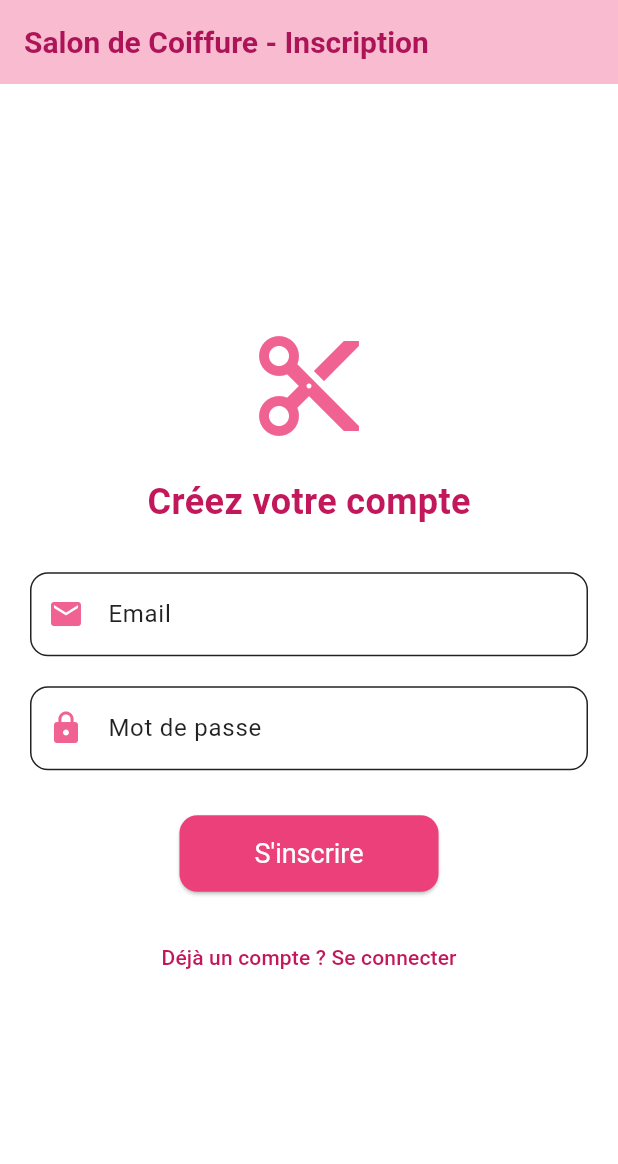
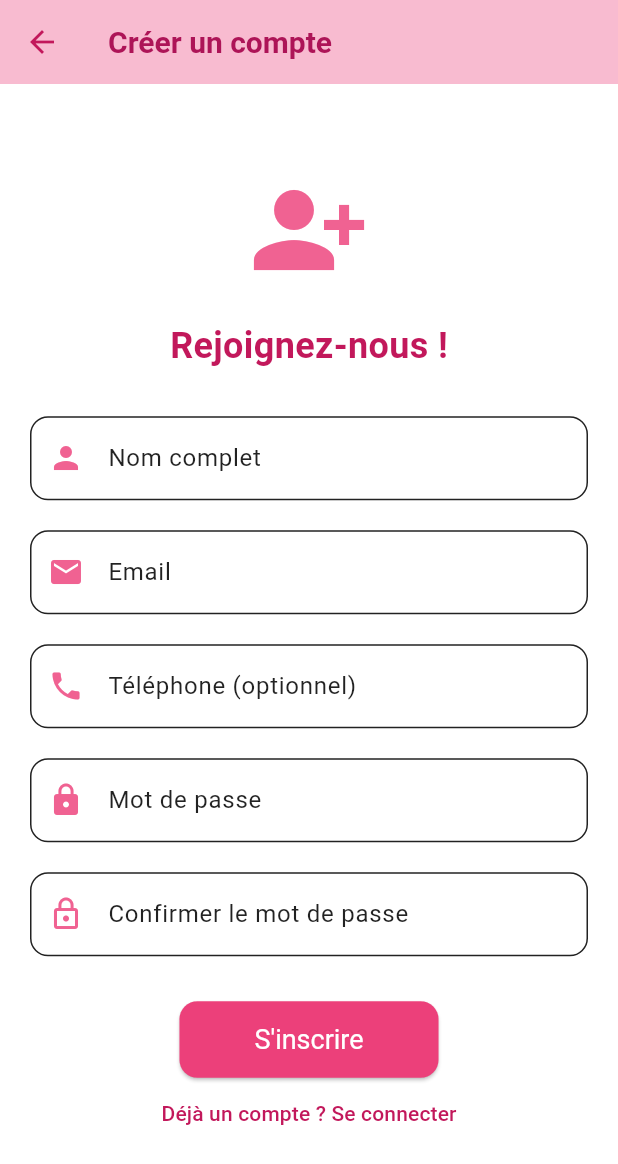
Before and after one commit to mckarot/applicationcoiffeur972, a Flutter app: the screen it shows after launch, after a tap on "Se connecter", after a tap on "Pas encore de compte ? S'inscrire", on a phone screen of 412 x 824 dp. Shown: the top 1164 px of the screen. Run offline on Flutter 3.47's test engine with Material 3 defaults, Android fonts, the phone set to English and light mode, and no system bars; our stand-ins replace supabase_flutter, table_calendar; accounts and stored records are empty.

Commit message:
first commit4

```diff
--- a/lib/auth_page.dart
+++ b/lib/auth_page.dart
@@ -1,6 +1,7 @@
 import 'package:flutter/material.dart';
 import 'package:supabase_flutter/supabase_flutter.dart';
 import 'package:soifapp/booking_page.dart'; // Importer la nouvelle page de réservation
+import 'package:soifapp/sign_up_page.dart'; // Importer la page d'inscription
 
 class AuthPage extends StatefulWidget {
   const AuthPage({super.key});
@@ -14,7 +15,6 @@ class _AuthPageState extends State<AuthPage> {
   final _emailController = TextEditingController();
   final _passwordController = TextEditingController();
   bool _isLoading = false;
-  bool _isLogin = true; // Pour basculer entre connexion et inscription
 
   final SupabaseClient _supabase = Supabase.instance.client;
 
@@ -34,48 +34,35 @@ class _AuthPageState extends State<AuthPage> {
     });
   }
 
-  Future<void> _performAuth() async {
+  Future<void> _performLogin() async {
     if (_formKey.currentState!.validate()) {
       setState(() {
         _isLoading = true;
       });
       try {
-        AuthResponse res;
-        if (_isLogin) {
-          res = await _supabase.auth.signInWithPassword(
-            email: _emailController.text.trim(),
-            password: _passwordController.text.trim(),
-          );
-        } else {
-          res = await _supabase.auth.signUp(
-            email: _emailController.text.trim(),
-            password: _passwordController.text.trim(),
-          );
-        }
+        final AuthResponse res = await _supabase.auth.signInWithPassword(
+          email: _emailController.text.trim(),
+          password: _passwordController.text.trim(),
+        );
 
+        // La navigation vers BookingPage est gérée par onAuthStateChange
+        // en cas de succès (res.user != null et session active).
+        // Si signInWithPassword réussit mais que l'utilisateur n'est pas confirmé,
+        // Supabase lèvera une AuthException qui sera attrapée ci-dessous.
         if (mounted) {
-          if (res.user != null) {
-            // La navigation est gérée par onAuthStateChange
-            if (!_isLogin && res.session == null) {
-              // Inscription réussie, mais e-mail de confirmation requis
-              ScaffoldMessenger.of(context).showSnackBar(
-                const SnackBar(
-                    content: Text(
-                        'Inscription réussie ! Veuillez vérifier vos e-mails pour confirmer votre compte.')),
-              );
-            }
-          } else if (res.session == null) {
+          if (res.user == null && res.session == null) {
+            // Ce cas est généralement couvert par AuthException pour les e-mails non confirmés ou les mauvais identifiants.
             ScaffoldMessenger.of(context).showSnackBar(
               const SnackBar(
-                  content:
-                      Text('Erreur ou e-mail de confirmation en attente.')),
+                  content: Text(
+                      'Échec de la connexion. Vérifiez vos identifiants ou confirmez votre e-mail.')),
             );
           }
         }
       } on AuthException catch (e) {
         if (mounted) {
           ScaffoldMessenger.of(context).showSnackBar(
-            SnackBar(content: Text('Erreur: ${e.message}')),
+            SnackBar(content: Text('Erreur de connexion: ${e.message}')),
           );
         }
       } catch (e) {
@@ -105,9 +92,7 @@ class _AuthPageState extends State<AuthPage> {
   Widget build(BuildContext context) {
     return Scaffold(
       appBar: AppBar(
-        title: Text(_isLogin
-            ? 'Salon de Coiffure - Connexion'
-            : 'Salon de Coiffure - Inscription'),
+        title: const Text('Salon de Coiffure - Connexion'),
         backgroundColor: Colors.pink[100], // Une couleur douce pour un salon
       ),
       body: Padding(
@@ -126,11 +111,11 @@ class _AuthPageState extends State<AuthPage> {
                   ),
                   const SizedBox(height: 20),
                   Text(
-                    _isLogin ? 'Connectez-vous' : 'Créez votre compte',
-                    style: TextStyle(
+                    'Connectez-vous',
+                    style: const TextStyle(
                       fontSize: 24,
                       fontWeight: FontWeight.bold,
-                      color: Colors.pink[700],
+                      color: Colors.pink,
                     ),
                   ),
                   const SizedBox(height: 30),
@@ -187,22 +172,20 @@ class _AuthPageState extends State<AuthPage> {
                               borderRadius: BorderRadius.circular(12.0),
                             ),
                           ),
-                          onPressed: _performAuth,
-                          child: Text(_isLogin ? 'Se connecter' : "S'inscrire",
-                              style: const TextStyle(color: Colors.white)),
+                          onPressed: _performLogin,
+                          child: const Text('Se connecter',
+                              style: TextStyle(color: Colors.white)),
                         ),
                   const SizedBox(height: 20),
                   TextButton(
                     onPressed: () {
-                      setState(() {
-                        _isLogin = !_isLogin;
-                        _formKey.currentState?.reset();
-                      });
+                      Navigator.of(context).push(
+                        MaterialPageRoute(
+                            builder: (context) => const SignUpPage()),
+                      );
                     },
                     child: Text(
-                      _isLogin
-                          ? "Pas encore de compte ? S'inscrire"
-                          : 'Déjà un compte ? Se connecter',
+                      "Pas encore de compte ? S'inscrire",
                       style: TextStyle(color: Colors.pink[700]),
                     ),
                   ),
--- a/lib/main.dart
+++ b/lib/main.dart
@@ -12,9 +12,9 @@ void main() async {
       .ensureInitialized(); // Nécessaire si vous initialisez des choses avant runApp
   await Supabase.initialize(
     url:
-        'https://lizuadhgalmnmidqaxwr.supabase.co', // Remplacez par votre URL Supabase
+        'https://dxmnthkrdtlgdepujtmh.supabase.co', // Remplacez par votre URL Supabase
     anonKey:
-        'eyJhbGciOiJIUzI1NiIsInR5cCI6IkpXVCJ9.eyJpc3MiOiJzdXBhYmFzZSIsInJlZiI6ImxpenVhZGhnYWxtbm1pZHFheHdyIiwicm9sZSI6ImFub24iLCJpYXQiOjE3NDk2NTEyMzEsImV4cCI6MjA2NTIyNzIzMX0._avWjPJ4Evpk9sZmBotLBDTpQKNw3JT058GJXOWyCmo', // Remplacez par votre clé Anon Supabase
+        'eyJhbGciOiJIUzI1NiIsInR5cCI6IkpXVCJ9.eyJpc3MiOiJzdXBhYmFzZSIsInJlZiI6ImR4bW50aGtyZHRsZ2RlcHVqdG1oIiwicm9sZSI6ImFub24iLCJpYXQiOjE3NDk3NDk1MzIsImV4cCI6MjA2NTMyNTUzMn0.g2H3BamnTq2mGDcTwzYtU0yYAKFccWfaqmZFBEcKARg', // Remplacez par votre clé Anon Supabase
   );
   await initializeDateFormatting(
       'fr_FR', null); // Initialise les données pour la locale française
--- /dev/null
+++ b/lib/sign_up_page.dart
@@ -0,0 +1,281 @@
+import 'package:flutter/material.dart';
+
+import 'package:supabase_flutter/supabase_flutter.dart';
+
+class SignUpPage extends StatefulWidget {
+  const SignUpPage({super.key});
+
+  @override
+  State<SignUpPage> createState() => _SignUpPageState();
+}
+
+class _SignUpPageState extends State<SignUpPage> {
+  final _formKey = GlobalKey<FormState>();
+
+  final _emailController = TextEditingController();
+
+  final _passwordController = TextEditingController();
+
+  final _confirmPasswordController = TextEditingController();
+
+  final _nameController = TextEditingController();
+
+  final _phoneController = TextEditingController();
+
+  bool _isLoading = false;
+
+  final SupabaseClient _supabase = Supabase.instance.client;
+
+  Future<void> _performSignUp() async {
+    if (_formKey.currentState!.validate()) {
+      if (_passwordController.text != _confirmPasswordController.text) {
+        ScaffoldMessenger.of(context).showSnackBar(
+          const SnackBar(
+              content: Text('Les mots de passe ne correspondent pas.')),
+        );
+
+        return;
+      }
+
+      setState(() {
+        _isLoading = true;
+      });
+
+      try {
+        final AuthResponse res = await _supabase.auth.signUp(
+          email: _emailController.text.trim(),
+          password: _passwordController.text.trim(),
+        );
+
+// Si signUp réussit sans exception, res.user ne devrait pas être null.
+
+        if (res.user == null) {
+// Cas inattendu si aucune AuthException n'a été levée.
+
+          if (mounted) {
+            ScaffoldMessenger.of(context).showSnackBar(
+              const SnackBar(
+                  content: Text(
+                      'Erreur d\'inscription: utilisateur non retourné après la création.')),
+            );
+          }
+
+          return; // Sortir tôt pour éviter d'autres erreurs
+        }
+
+// À ce stade, res.user est non null.
+
+// Tentative d'insertion dans la table profiles.
+
+        try {
+          if (mounted) {
+// Vérifier mounted avant l'opération async et l'accès au contexte
+
+            await _supabase.from('profiles').insert({
+              'id': res.user!.id,
+
+              'nom': _nameController.text.trim(),
+
+// Insérer null si le champ téléphone est vide, sinon la valeur.
+
+              'telephone': _phoneController.text.trim().isEmpty
+                  ? null
+                  : _phoneController.text.trim(),
+            });
+
+            ScaffoldMessenger.of(context).showSnackBar(
+              const SnackBar(
+                  content: Text(
+                      'Inscription réussie ! Veuillez vérifier vos e-mails pour confirmer votre compte.')),
+            );
+
+            if (Navigator.canPop(context)) {
+              Navigator.pop(context);
+            }
+          }
+        } catch (profileError) {
+// Erreur spécifique lors de l'insertion dans profiles
+
+          if (mounted) {
+            ScaffoldMessenger.of(context).showSnackBar(
+              SnackBar(
+                  content: Text(
+                      'Erreur lors de la création du profil: $profileError. L\'utilisateur a été créé mais le profil n\'a pas pu être sauvegardé.')),
+            );
+
+// Optionnel: Rediriger l'utilisateur ou lui donner des instructions
+
+            if (Navigator.canPop(context)) {
+              Navigator.pop(context); // Retour à la page de connexion
+            }
+          }
+        }
+      } on AuthException catch (authError) {
+// Erreur de supabase.auth.signUp()
+
+        if (mounted) {
+          ScaffoldMessenger.of(context).showSnackBar(
+            SnackBar(
+                content: Text('Erreur d\'inscription: ${authError.message}')),
+          );
+
+          print('Erreur d\'inscription: ${authError.message}');
+        }
+      } catch (unexpectedError) {
+// Autres erreurs inattendues non gérées ci-dessus
+
+        if (mounted) {
+          ScaffoldMessenger.of(context).showSnackBar(
+            SnackBar(
+                content: Text(
+                    'Une erreur système inattendue est survenue: $unexpectedError')),
+          );
+        }
+      } finally {
+        if (mounted) {
+          setState(() {
+            _isLoading = false;
+          });
+        }
+      }
+    }
+  }
+
+  @override
+  void dispose() {
+    _emailController.dispose();
+
+    _passwordController.dispose();
+
+    _confirmPasswordController.dispose();
+
+    _nameController.dispose();
+
+    _phoneController.dispose();
+
+    super.dispose();
+  }
+
+  @override
+  Widget build(BuildContext context) {
+    return Scaffold(
+      appBar: AppBar(
+        title: const Text('Créer un compte'),
+        backgroundColor: Colors.pink[100],
+      ),
+      body: Padding(
+        padding: const EdgeInsets.all(20.0),
+        child: Center(
+          child: SingleChildScrollView(
+            child: Form(
+              key: _formKey,
+              child: Column(
+                mainAxisAlignment: MainAxisAlignment.center,
+                children: <Widget>[
+                  Icon(Icons.person_add_alt_1,
+                      size: 80, color: Colors.pink[300]),
+                  const SizedBox(height: 20),
+                  Text(
+                    'Rejoignez-nous !',
+                    style: TextStyle(
+                        fontSize: 24,
+                        fontWeight: FontWeight.bold,
+                        color: Colors.pink[700]),
+                  ),
+                  const SizedBox(height: 30),
+                  TextFormField(
+                    controller: _nameController,
+                    decoration: InputDecoration(
+                        labelText: 'Nom complet',
+                        prefixIcon: Icon(Icons.person, color: Colors.pink[300]),
+                        border: OutlineInputBorder(
+                            borderRadius: BorderRadius.circular(12.0))),
+                    validator: (value) => value == null || value.isEmpty
+                        ? 'Veuillez entrer votre nom'
+                        : null,
+                  ),
+                  const SizedBox(height: 20),
+                  TextFormField(
+                    controller: _emailController,
+                    decoration: InputDecoration(
+                        labelText: 'Email',
+                        prefixIcon: Icon(Icons.email, color: Colors.pink[300]),
+                        border: OutlineInputBorder(
+                            borderRadius: BorderRadius.circular(12.0))),
+                    keyboardType: TextInputType.emailAddress,
+                    validator: (value) =>
+                        value == null || value.isEmpty || !value.contains('@')
+                            ? 'Veuillez entrer un email valide'
+                            : null,
+                  ),
+                  const SizedBox(height: 20),
+                  TextFormField(
+                    controller: _phoneController,
+                    decoration: InputDecoration(
+                        labelText: 'Téléphone (optionnel)',
+                        prefixIcon: Icon(Icons.phone, color: Colors.pink[300]),
+                        border: OutlineInputBorder(
+                            borderRadius: BorderRadius.circular(12.0))),
+                    keyboardType: TextInputType.phone,
+                  ),
+                  const SizedBox(height: 20),
+                  TextFormField(
+                    controller: _passwordController,
+                    decoration: InputDecoration(
+                        labelText: 'Mot de passe',
+                        prefixIcon: Icon(Icons.lock, color: Colors.pink[300]),
+                        border: OutlineInputBorder(
+                            borderRadius: BorderRadius.circular(12.0))),
+                    obscureText: true,
+                    validator: (value) => value == null || value.length < 6
+                        ? 'Le mot de passe doit contenir au moins 6 caractères'
+                        : null,
+                  ),
+                  const SizedBox(height: 20),
+                  TextFormField(
+                    controller: _confirmPasswordController,
+                    decoration: InputDecoration(
+                        labelText: 'Confirmer le mot de passe',
+                        prefixIcon:
+                            Icon(Icons.lock_outline, color: Colors.pink[300]),
+                        border: OutlineInputBorder(
+                            borderRadius: BorderRadius.circular(12.0))),
+                    obscureText: true,
+                    validator: (value) => value == null || value.isEmpty
+                        ? 'Veuillez confirmer le mot de passe'
+                        : null,
+                  ),
+                  const SizedBox(height: 30),
+                  _isLoading
+                      ? const CircularProgressIndicator()
+                      : ElevatedButton(
+                          style: ElevatedButton.styleFrom(
+                              backgroundColor: Colors.pink[400],
+                              padding: const EdgeInsets.symmetric(
+                                  horizontal: 50, vertical: 15),
+                              textStyle: const TextStyle(
+                                  fontSize: 18, color: Colors.white),
+                              shape: RoundedRectangleBorder(
+                                  borderRadius: BorderRadius.circular(12.0))),
+                          onPressed: _performSignUp,
+                          child: const Text("S'inscrire",
+                              style: TextStyle(color: Colors.white)),
+                        ),
+                  TextButton(
+                    onPressed: () {
+                      if (Navigator.canPop(context)) {
+                        Navigator.pop(context); // Retour à la page de connexion
+                      }
+                    },
+                    child: Text('Déjà un compte ? Se connecter',
+                        style: TextStyle(color: Colors.pink[700])),
+                  ),
+                ],
+              ),
+            ),
+          ),
+        ),
+      ),
+    );
+  }
+}
```
